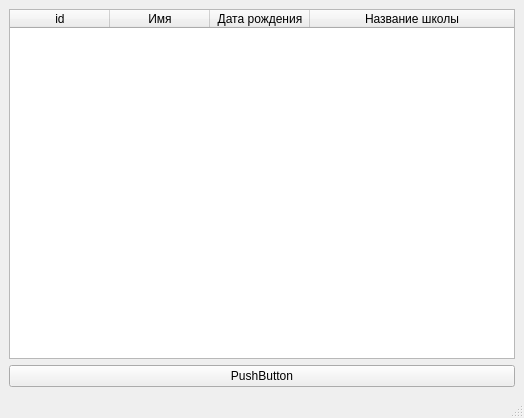
The window that lesson3/table.ui (GerasimovRM/SMRP_2023) describes before a commit, drawn with Qt 5.
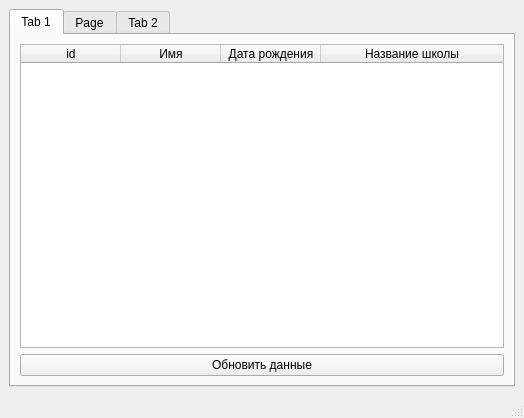
The same window after the commit.

Patch:
```diff
--- a/lesson3/table.ui
+++ b/lesson3/table.ui
@@ -16,6 +16,16 @@
   <widget class="QWidget" name="centralwidget">
    <layout class="QVBoxLayout" name="verticalLayout">
     <item>
+     <widget class="QTabWidget" name="tabWidget">
+      <property name="currentIndex">
+       <number>0</number>
+      </property>
+      <widget class="QWidget" name="tab">
+       <attribute name="title">
+        <string>Tab 1</string>
+       </attribute>
+       <layout class="QVBoxLayout" name="verticalLayout_2">
+        <item>
      <widget class="QTableWidget" name="tableWidget">
       <attribute name="horizontalHeaderStretchLastSection">
        <bool>true</bool>
@@ -51,8 +61,22 @@
     <item>
      <widget class="QPushButton" name="pushButton">
       <property name="text">
-       <string>PushButton</string>
-      </property>
+           <string>Обновить данные</string>
+          </property>
+         </widget>
+        </item>
+       </layout>
+      </widget>
+      <widget class="QWidget" name="tab_3">
+       <attribute name="title">
+        <string>Page</string>
+       </attribute>
+      </widget>
+      <widget class="QWidget" name="tab_2">
+       <attribute name="title">
+        <string>Tab 2</string>
+       </attribute>
+      </widget>
      </widget>
     </item>
    </layout>
```
Left out of the diff: 6 changed lines with no effect on the pictures. Lines whose indentation alone changed are shown as unchanged.
